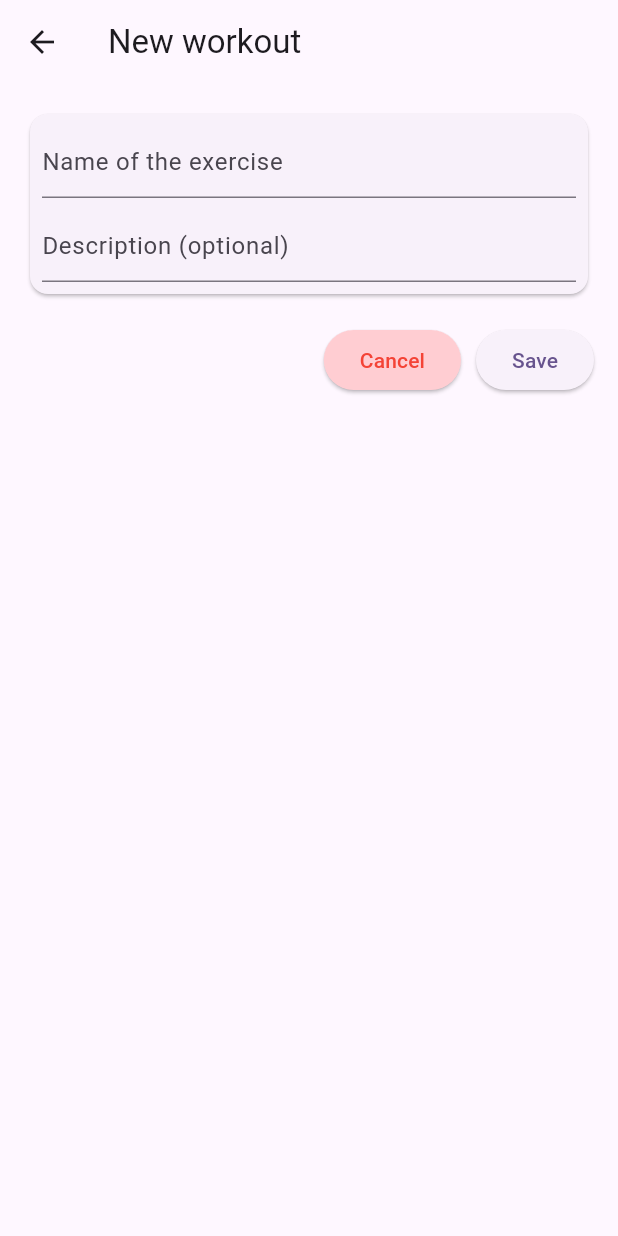
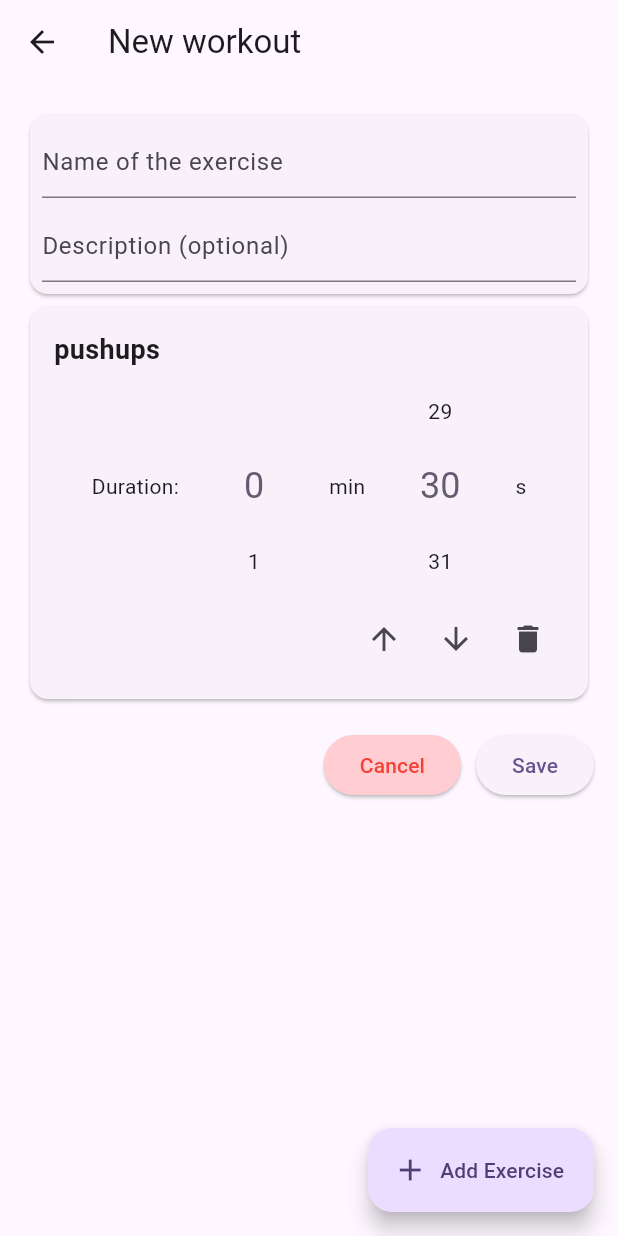
Before and after one commit to moriol42/workout_timer, a Flutter app: the EditWorkoutPage screen opened directly, on a phone screen of 412 x 824 dp. Run offline on Flutter 3.47's test engine with Material 3 defaults, Android fonts, the phone set to English and light mode, and no system bars; drawn by our look-alikes of numberpicker.

Commit message:
Exercise card in the new workout page

```diff
--- a/lib/pages/edit_workout_page.dart
+++ b/lib/pages/edit_workout_page.dart
@@ -1,4 +1,6 @@
 import 'package:flutter/material.dart';
+import 'package:workout_timer/types/exercise.dart';
+import '../widgets/workout_exercise_card.dart';
 
 class EditWorkoutPage extends StatefulWidget {
   const EditWorkoutPage({
@@ -15,6 +17,8 @@ class EditWorkoutPage extends StatefulWidget {
   @override
   State<EditWorkoutPage> createState() => _EditWorkoutPageState();
 }
+
+var exercise = Exercise(name: "pushups");
 
 class _EditWorkoutPageState extends State<EditWorkoutPage> {
   final GlobalKey<FormState> _formKey = GlobalKey<FormState>();
@@ -61,6 +65,7 @@ class _EditWorkoutPageState extends State<EditWorkoutPage> {
                   ),
                 ),
               ),
+              WorkoutExerciseCard(exercise: exercise),
               Padding(
                 padding: const EdgeInsets.symmetric(vertical: 16.0),
                 child: Row(
@@ -97,6 +102,11 @@ class _EditWorkoutPageState extends State<EditWorkoutPage> {
           ),
         ),
       ),
+      floatingActionButton: FloatingActionButton.extended(
+        onPressed: () {},
+        label: const Text('Add Exercise'),
+        icon: const Icon(Icons.add),
+      ),
     );
   }
 }
--- /dev/null
+++ b/lib/types/exercise.dart
@@ -0,0 +1,6 @@
+class Exercise {
+  const Exercise({required this.name, this.description});
+
+  final String name;
+  final String? description;
+}
--- /dev/null
+++ b/lib/widgets/duration_picker.dart
@@ -0,0 +1,46 @@
+import 'package:flutter/material.dart';
+import 'package:numberpicker/numberpicker.dart';
+
+class DurationPicker extends StatefulWidget {
+  const DurationPicker({super.key, this.min = 0, this.sec = 30});
+
+  final int min;
+  final int sec;
+
+  @override
+  State<DurationPicker> createState() => _DurationPickerState();
+}
+
+class _DurationPickerState extends State<DurationPicker> {
+  late int _min;
+  late int _sec;
+
+  @override
+  void initState() {
+    super.initState();
+    _min = widget.min;
+    _sec = widget.sec;
+  }
+
+  @override
+  Widget build(BuildContext context) {
+    return Row(
+      children: <Widget>[
+        NumberPicker(
+          value: _min,
+          minValue: 0,
+          maxValue: 60,
+          onChanged: (value) => setState(() => _min = value),
+        ),
+        Text('min'),
+        NumberPicker(
+          value: _sec,
+          minValue: 1,
+          maxValue: 60,
+          onChanged: (value) => setState(() => _sec = value),
+        ),
+        Text('s'),
+      ],
+    );
+  }
+}
--- /dev/null
+++ b/lib/widgets/workout_exercise_card.dart
@@ -0,0 +1,46 @@
+import 'package:flutter/material.dart';
+import './duration_picker.dart';
+
+import '../types/exercise.dart';
+
+class WorkoutExerciseCard extends StatefulWidget {
+  const WorkoutExerciseCard({super.key, required this.exercise});
+
+  final Exercise exercise;
+
+  @override
+  State<WorkoutExerciseCard> createState() => _WorkoutExerciseCardState();
+}
+
+class _WorkoutExerciseCardState extends State<WorkoutExerciseCard> {
+  @override
+  Widget build(BuildContext context) {
+    return Card(
+      child: Padding(
+        padding: const EdgeInsets.symmetric(vertical: 16.0, horizontal: 16.0),
+        child: Column(
+          crossAxisAlignment: CrossAxisAlignment.start,
+          spacing: 3,
+          children: [
+            Text(
+              widget.exercise.name,
+              style: TextStyle(fontSize: 18, fontWeight: FontWeight.bold),
+            ),
+            if (widget.exercise.description != null)
+              Text(widget.exercise.description!),
+            Row(mainAxisAlignment: MainAxisAlignment.center,children: [Text('Duration:'), DurationPicker()]),
+
+            Row(
+              mainAxisAlignment: MainAxisAlignment.end,
+              children: [
+                IconButton(onPressed: () {}, icon: Icon(Icons.arrow_upward)),
+                IconButton(onPressed: () {}, icon: Icon(Icons.arrow_downward)),
+                IconButton(onPressed: () {}, icon: Icon(Icons.delete)),
+              ],
+            ),
+          ],
+        ),
+      ),
+    );
+  }
+}
--- a/pubspec.yaml
+++ b/pubspec.yaml
@@ -11,13 +11,13 @@ dependencies:
   flutter:
     sdk: flutter
 
-  cupertino_icons: ^1.0.8
+  numberpicker: ^2.1.2
 
 dev_dependencies:
   flutter_test:
     sdk: flutter
 
-  flutter_lints: ^5.0.0
+  flutter_lints: ^6.0.0
 
 
 flutter:
```
Also changed, not shown: pubspec.lock.
